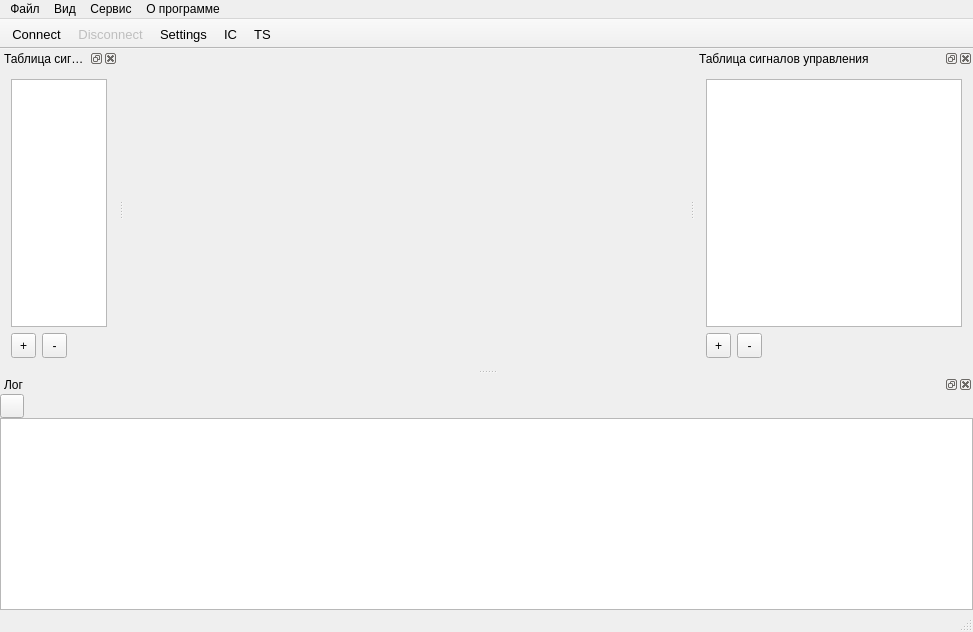
Old version of the form mainwindow.ui in the repository MicroKoder/QIEC104.
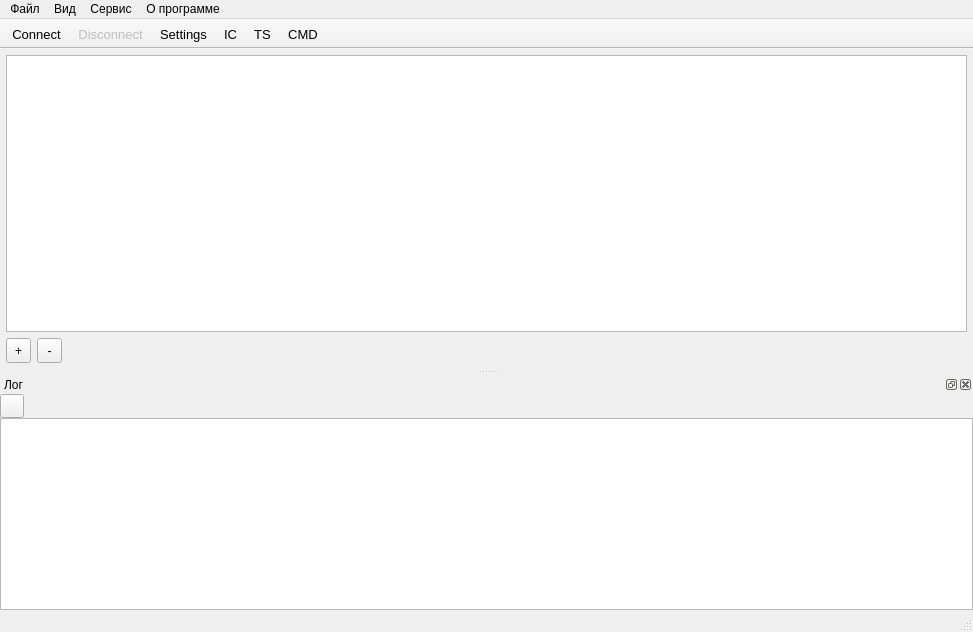
New version of the form. Icons and pictures are not drawn.

```diff
--- a/mainwindow.ui
+++ b/mainwindow.ui
@@ -20,7 +20,7 @@
    </size>
   </property>
   <widget class="QWidget" name="centralWidget">
-   <layout class="QVBoxLayout" name="verticalLayout" stretch="">
+   <layout class="QVBoxLayout" name="verticalLayout">
     <property name="spacing">
      <number>6</number>
     </property>
@@ -36,6 +36,88 @@
     <property name="bottomMargin">
      <number>6</number>
     </property>
+    <item>
+     <widget class="QTableView" name="MTable">
+      <property name="enabled">
+       <bool>true</bool>
+      </property>
+      <property name="styleSheet">
+       <string notr="true"/>
+      </property>
+      <property name="sizeAdjustPolicy">
+       <enum>QAbstractScrollArea::AdjustToContents</enum>
+      </property>
+      <property name="sortingEnabled">
+       <bool>true</bool>
+      </property>
+      <property name="wordWrap">
+       <bool>false</bool>
+      </property>
+     </widget>
+    </item>
+    <item>
+     <layout class="QHBoxLayout" name="horizontalLayout">
+      <item>
+       <widget class="QToolButton" name="MTool_add">
+        <property name="minimumSize">
+         <size>
+          <width>25</width>
+          <height>25</height>
+         </size>
+        </property>
+        <property name="text">
+         <string>+</string>
+        </property>
+        <property name="icon">
+         <iconset resource="resources.qrc">
+          <normaloff>:/new/prefix1/icons/plus.png</normaloff>:/new/prefix1/icons/plus.png</iconset>
+        </property>
+        <property name="iconSize">
+         <size>
+          <width>24</width>
+          <height>24</height>
+         </size>
+        </property>
+       </widget>
+      </item>
+      <item>
+       <widget class="QToolButton" name="MTool_remove">
+        <property name="minimumSize">
+         <size>
+          <width>25</width>
+          <height>25</height>
+         </size>
+        </property>
+        <property name="text">
+         <string>-</string>
+        </property>
+        <property name="icon">
+         <iconset resource="resources.qrc">
+          <normaloff>:/new/prefix1/icons/minus.png</normaloff>:/new/prefix1/icons/minus.png</iconset>
+        </property>
+        <property name="iconSize">
+         <size>
+          <width>24</width>
+          <height>24</height>
+         </size>
+        </property>
+       </widget>
+      </item>
+      <item>
+       <spacer name="horizontalSpacer_2">
+        <property name="orientation">
+         <enum>Qt::Horizontal</enum>
+        </property>
+        <property name="sizeHint" stdset="0">
+         <size>
+          <width>40</width>
+          <height>20</height>
+         </size>
+        </property>
+       </spacer>
+      </item>
+     </layout>
+    </item>
    </layout>
   </widget>
   <widget class="QMenuBar" name="menuBar">
@@ -109,6 +191,7 @@
    <addaction name="actionSettings"/>
    <addaction name="Interrogation"/>
    <addaction name="actionTS"/>
+   <addaction name="actionCMD"/>
   </widget>
   <widget class="QStatusBar" name="statusBar"/>
   <widget class="QDockWidget" name="dockWidget">
@@ -200,211 +283,6 @@
     </layout>
    </widget>
   </widget>
-  <widget class="QDockWidget" name="dockWidget_2">
-   <property name="sizePolicy">
-    <sizepolicy hsizetype="Expanding" vsizetype="Expanding">
-     <horstretch>0</horstretch>
-     <verstretch>0</verstretch>
-    </sizepolicy>
-   </property>
-   <property name="minimumSize">
-    <size>
-     <width>88</width>
-     <height>200</height>
-    </size>
-   </property>
-   <property name="windowTitle">
-    <string>Таблица сигналов контроля</string>
-   </property>
-   <attribute name="dockWidgetArea">
-    <number>1</number>
-   </attribute>
-   <widget class="QWidget" name="dockWidgetContents">
-    <layout class="QVBoxLayout" name="verticalLayout_6">
-     <item>
-      <widget class="QTableView" name="MTable">
-       <property name="enabled">
-        <bool>true</bool>
-       </property>
-       <property name="styleSheet">
-        <string notr="true"/>
-       </property>
-       <property name="sizeAdjustPolicy">
-        <enum>QAbstractScrollArea::AdjustToContents</enum>
-       </property>
-       <property name="sortingEnabled">
-        <bool>true</bool>
-       </property>
-       <property name="wordWrap">
-        <bool>false</bool>
-       </property>
-      </widget>
-     </item>
-     <item>
-      <layout class="QHBoxLayout" name="horizontalLayout">
-       <item>
-        <widget class="QToolButton" name="MTool_add">
-         <property name="minimumSize">
-          <size>
-           <width>25</width>
-           <height>25</height>
-          </size>
-         </property>
-         <property name="text">
-          <string>+</string>
-         </property>
-         <property name="icon">
-          <iconset resource="resources.qrc">
-           <normaloff>:/new/prefix1/icons/plus.png</normaloff>:/new/prefix1/icons/plus.png</iconset>
-         </property>
-         <property name="iconSize">
-          <size>
-           <width>24</width>
-           <height>24</height>
-          </size>
-         </property>
-        </widget>
-       </item>
-       <item>
-        <widget class="QToolButton" name="MTool_remove">
-         <property name="minimumSize">
-          <size>
-           <width>25</width>
-           <height>25</height>
-          </size>
-         </property>
-         <property name="text">
-          <string>-</string>
-         </property>
-         <property name="icon">
-          <iconset resource="resources.qrc">
-           <normaloff>:/new/prefix1/icons/minus.png</normaloff>:/new/prefix1/icons/minus.png</iconset>
-         </property>
-         <property name="iconSize">
-          <size>
-           <width>24</width>
-           <height>24</height>
-          </size>
-         </property>
-        </widget>
-       </item>
-       <item>
-        <spacer name="horizontalSpacer_2">
-         <property name="orientation">
-          <enum>Qt::Horizontal</enum>
-         </property>
-         <property name="sizeHint" stdset="0">
-          <size>
-           <width>40</width>
-           <height>20</height>
-          </size>
-         </property>
-        </spacer>
-       </item>
-      </layout>
-     </item>
-    </layout>
-   </widget>
-  </widget>
-  <widget class="QDockWidget" name="dockWidget_3">
-   <property name="sizePolicy">
-    <sizepolicy hsizetype="Expanding" vsizetype="Expanding">
-     <horstretch>0</horstretch>
-     <verstretch>0</verstretch>
-    </sizepolicy>
-   </property>
-   <property name="allowedAreas">
-    <set>Qt::AllDockWidgetAreas</set>
-   </property>
-   <property name="windowTitle">
-    <string>Таблица сигналов управления</string>
-   </property>
-   <attribute name="dockWidgetArea">
-    <number>2</number>
-   </attribute>
-   <widget class="QWidget" name="dockWidgetContents_3">
-    <layout class="QVBoxLayout" name="verticalLayout_3">
-     <item>
-      <widget class="QTableView" name="ControlTable"/>
-     </item>
-     <item>
-      <layout class="QHBoxLayout" name="horizontalLayout_3">
-       <item>
-        <widget class="QToolButton" name="Control_add">
-         <property name="minimumSize">
-          <size>
-           <width>25</width>
-           <height>25</height>
-          </size>
-         </property>
-         <property name="text">
-          <string>+</string>
-         </property>
-         <property name="icon">
-          <iconset resource="resources.qrc">
-           <normaloff>:/new/prefix1/icons/plus.png</normaloff>:/new/prefix1/icons/plus.png</iconset>
-         </property>
-         <property name="iconSize">
-          <size>
-           <width>24</width>
-           <height>24</height>
-          </size>
-         </property>
-        </widget>
-       </item>
-       <item>
-        <widget class="QToolButton" name="Control_remove">
-         <property name="sizePolicy">
-          <sizepolicy hsizetype="Fixed" vsizetype="Fixed">
-           <horstretch>20</horstretch>
-           <verstretch>20</verstretch>
-          </sizepolicy>
-         </property>
-         <property name="minimumSize">
-          <size>
-           <width>25</width>
-           <height>25</height>
-          </size>
-         </property>
-         <property name="baseSize">
-          <size>
-           <width>20</width>
-           <height>20</height>
-          </size>
-         </property>
-         <property name="text">
-          <string>-</string>
-         </property>
-         <property name="icon">
-          <iconset resource="resources.qrc">
-           <normaloff>:/new/prefix1/icons/minus.png</normaloff>:/new/prefix1/icons/minus.png</iconset>
-         </property>
-         <property name="iconSize">
-          <size>
-           <width>24</width>
-           <height>24</height>
-          </size>
-         </property>
-        </widget>
-       </item>
-       <item>
-        <spacer name="horizontalSpacer_3">
-         <property name="orientation">
-          <enum>Qt::Horizontal</enum>
-         </property>
-         <property name="sizeHint" stdset="0">
-          <size>
-           <width>40</width>
-           <height>20</height>
-          </size>
-         </property>
-        </spacer>
-       </item>
-      </layout>
-     </item>
-    </layout>
-   </widget>
-  </widget>
   <action name="actionConnect">
    <property name="icon">
     <iconset resource="resources.qrc">
@@ -485,6 +363,14 @@
     <string>Лог</string>
    </property>
   </action>
+  <action name="actionCMD">
+   <property name="text">
+    <string>CMD</string>
+   </property>
+   <property name="toolTip">
+    <string>команды</string>
+   </property>
+  </action>
  </widget>
  <layoutdefault spacing="6" margin="11"/>
  <resources>
```
Left out of the diff: 4 changed lines with no effect on the pictures.
